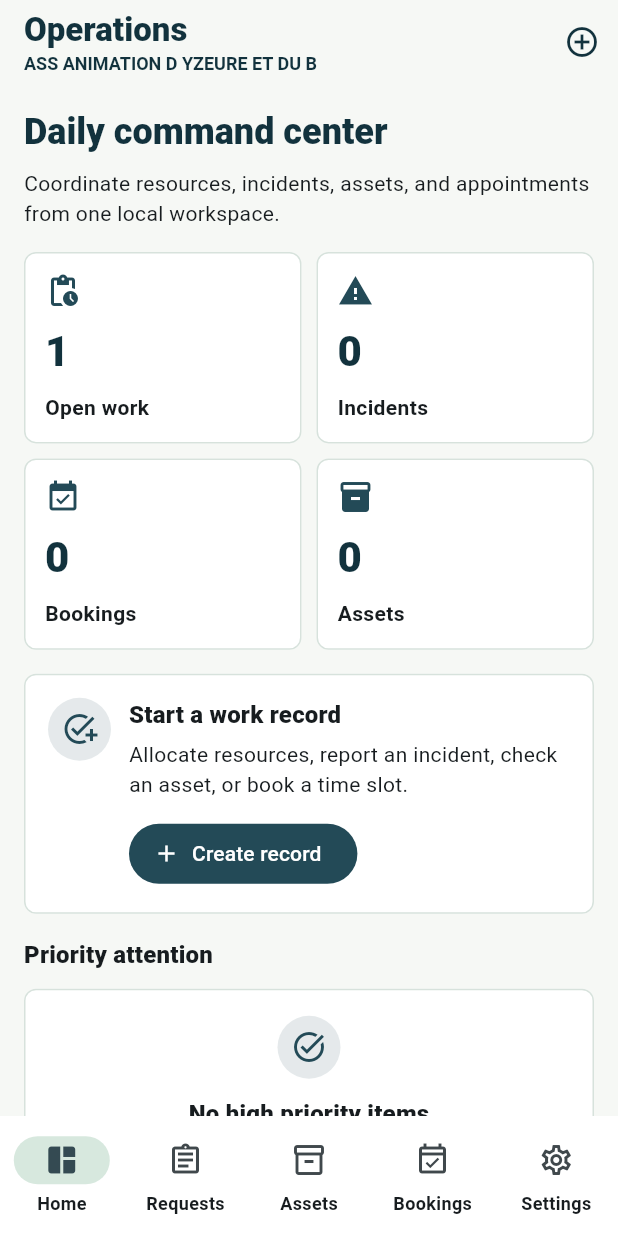
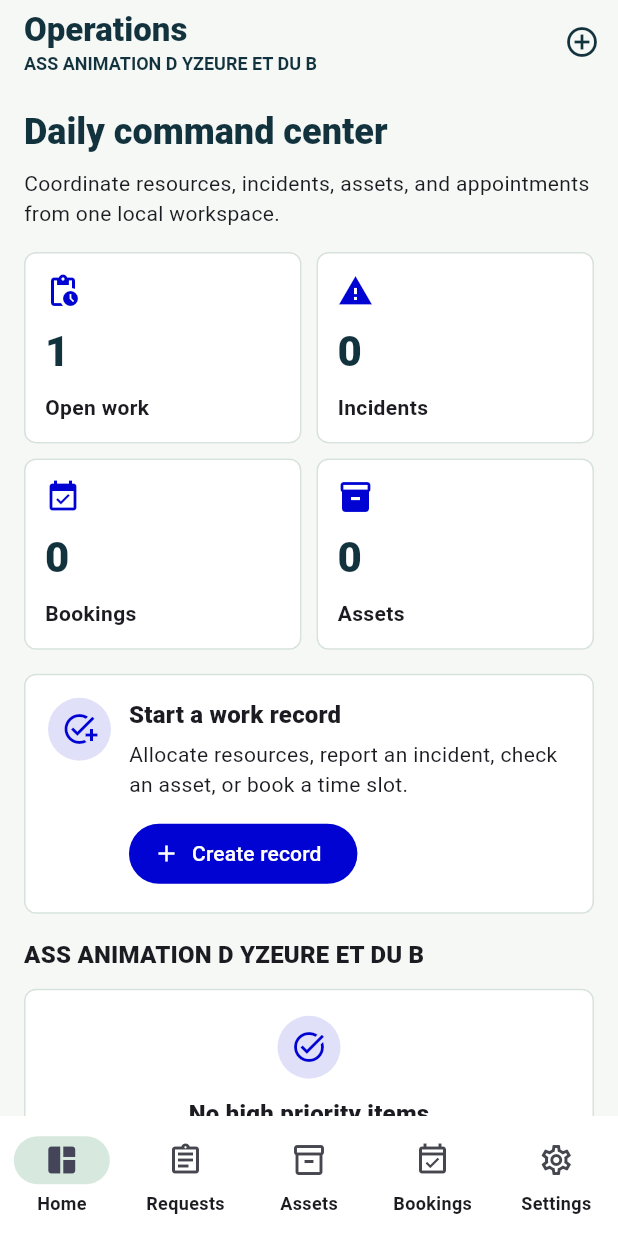
Before and after one commit to EOOrga/68d9d11a1299230338ee90ab, a Flutter app: the screen it shows after launch, on a phone screen of 412 x 824 dp. Run offline on Flutter 3.47's test engine with Material 3 defaults, Android fonts, the phone set to English and light mode, and no system bars; our stand-ins replace shared_preferences.

Commit message:
Create Flutter variant com.hahabim.assopsyzeure

```diff
--- a/lib/main.dart
+++ b/lib/main.dart
@@ -17,8 +17,8 @@
 
   @override
   Widget build(BuildContext context) {
-    const primary = Color(0xFF234A57);
-    const secondary = Color(0xFFB86A3E);
+    const primary = Color(0xFF0003D1);
+    const secondary = Color(0xFF6500D1);
     const surface = Color(0xFFF6F8F5);
 
     final scheme =
@@ -327,7 +327,7 @@
         ActionPanel(onCreate: onCreate),
         const SizedBox(height: 16),
         SectionHeader(
-          title: 'Priority attention',
+          title: 'ASS ANIMATION D YZEURE ET DU B',
           actionLabel: urgent.isEmpty ? null : '${urgent.length} active',
         ),
         if (urgent.isEmpty)
--- a/pubspec.yaml
+++ b/pubspec.yaml
@@ -1,4 +1,4 @@
-name: ass_ops_yzeure
+name: assopsyzeure
 description: "Local operations workspace for ASS ANIMATION D YZEURE ET DU B."
 publish_to: 'none'
 version: 1.0.0+1
@@ -23,8 +23,8 @@
   ios: false
   image_path: "docs/icon.png"
   min_sdk_android: 23
-  adaptive_icon_background: "#f6f8f5"
-  adaptive_icon_foreground: "docs/icon.png"
+  adaptive_icon_background: "#CE00D1"
+  adaptive_icon_foreground: docs/icon.png
 
 flutter:
   uses-material-design: true
```
Also changed, not shown: docs/icon.png, 12 other files.
